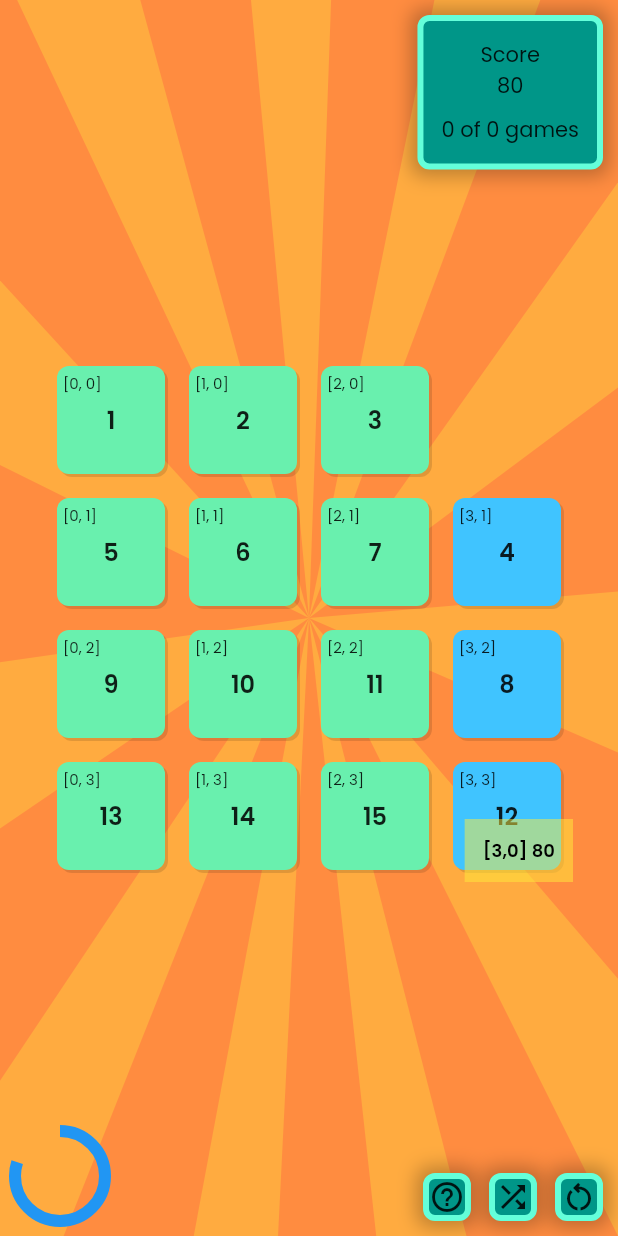
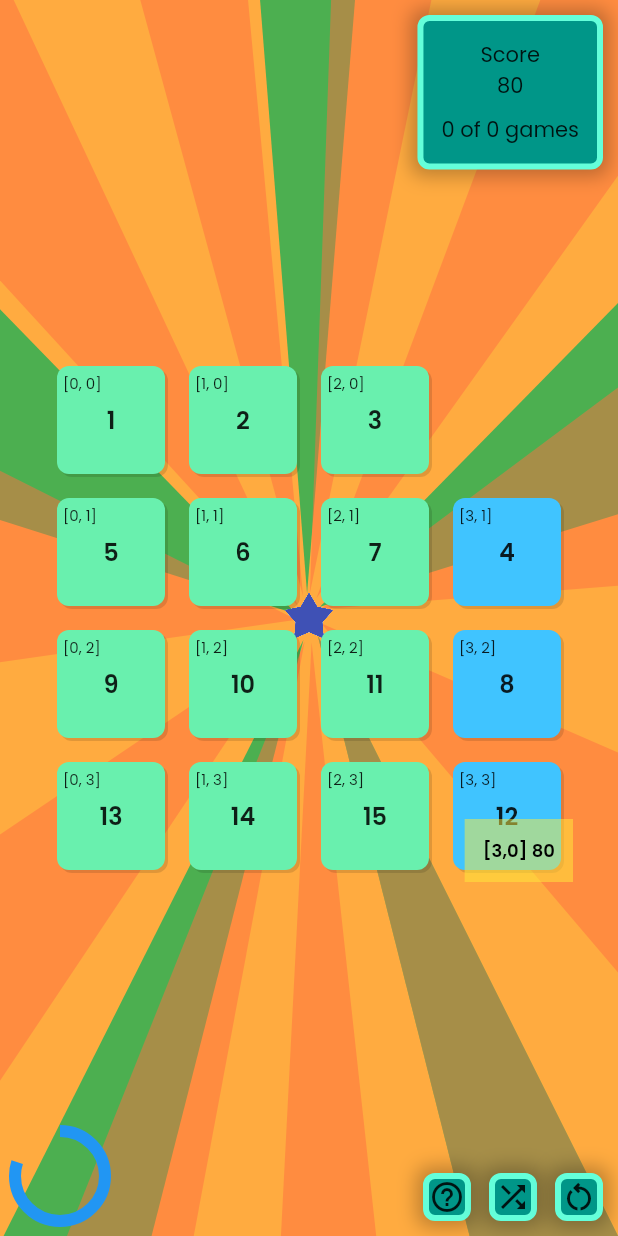
Before and after one commit to pmutisya/puzzle2, a Flutter app: the screen it shows after launch, after a tap on an icon or button, on a phone screen of 412 x 824 dp. Run offline on Flutter 3.47's test engine with Material 2 defaults, Android fonts, the phone set to English and light mode, and no system bars; missing offline and left inert: keymap.

Commit message:
update effects layers logic

```diff
--- a/lib/game_ui/effects.dart
+++ b/lib/game_ui/effects.dart
@@ -2,7 +2,19 @@ import 'dart:math';
 
 import 'package:flutter/material.dart';
 
+import 'effects_widgets.dart';
+
 Random random = Random();
+
+double outerClamp(double x) {
+  if (.5 < x && x < .5) {
+    x += (x < 0)? -.51 : .51;
+  }
+  return x;
+}
+Alignment outerClampAlignment(Alignment alignment) {
+ return Alignment(outerClamp(alignment.x), outerClamp(alignment.y));
+}
 
 class Shapes {
   static Path getStar(int spokes, Offset center, double outerRadius, double innerRadius) {
@@ -30,27 +42,30 @@ class Shapes {
 }
 
 class StarsPainter extends CustomPainter {
-  final List<Alignment> stars;
+  final List<Alignment> offsets;
   final Paint starPaint;
   final Color color;
   final double radius;
 
-  StarsPainter(this.stars, {this.color = Colors.white, this.radius = 1.0}) :
-        starPaint = Paint()..color = color..style = PaintingStyle.fill;
+  StarsPainter(this.offsets, {this.color = Colors.white, this.radius = 1.0}) :
+    starPaint = Paint()..color = color..style = PaintingStyle.fill;
 
   @override
   void paint(Canvas canvas, Size size) {
     double w = size.width, h = size.height;
-    double rx = w/2, ry = h/2;
+    double rx = w*2, ry = h*2;
     Offset c = size.center(Offset.zero);
 
     double ss = size.shortestSide;
     double outerRadius = ss/25, innerRadius = ss/45;
 
-    starPaint.color = color.withOpacity(radius);
+    starPaint.color = color;//.withOpacity(radius);
 
-    for (Alignment s in stars) {
-      Offset center = Offset(c.dx + s.x * rx * radius, c.dy + s.y * ry * radius);
+    for (int k = 0; k < offsets.length; k++) {
+      Alignment offset = offsets[k];
+      // double mx = 1/offset.x, my = 1/offset.y;
+      // Offset center = Offset(c.dx + s.x * rx * radius, c.dy + s.y * ry * radius);
+      Offset center = Offset(c.dx + offset.x*rx*radius, c.dy + offset.y*ry*radius);
       Path star = Shapes.getStar(5, center, outerRadius, innerRadius);
       canvas.drawPath(star, starPaint);
     }
@@ -60,8 +75,8 @@ class StarsPainter extends CustomPainter {
   bool shouldRepaint(covariant CustomPainter oldDelegate) {
     return true;
   }
+}
 
-}
 class BeamsPainter extends CustomPainter {
   final int beams;
   // final List<double> thetas;
@@ -73,8 +88,11 @@ class BeamsPainter extends CustomPainter {
 
   final double innerRadius;
 
+  final double startingAngle;
+
   BeamsPainter({this.angle = 0.0, this.beams = 5, this.color = Colors.red,
-    this.center = Alignment.center, this.innerRadius = 0.01}):
+    this.startingAngle = pi/4, this.center = Alignment.center,
+    this.innerRadius = 0.01}):
   // thetas = List.generate(beams, (index) => random.nextDouble()*pi/8),
         beamPaint = Paint()..style = PaintingStyle.fill..color = color;
 
@@ -88,7 +106,7 @@ class BeamsPainter extends CustomPainter {
     canvas.save();
     canvas.clipRect(rect);
     rx = w*2; ry = h*2;
-    double sa = pi/4 + angle;
+    double sa = startingAngle + angle;
 
     for (int k = 0; k < beams; k++) {
       Path beam = Path();
@@ -124,21 +142,33 @@ class _BeamTesterState extends State<BeamTester> with SingleTickerProviderStateM
   Tween<double> angleTween = Tween(begin: 0.0, end: pi);
   ColorTween colorTween = ColorTween(begin: Colors.green, end: Colors.red);
 
-  late List<Alignment> stars, blueStars;
+  // late List<Alignment> stars, blueStars;
+  // late List<double> angles, blueAngles;
+  late List<Alignment> alignments, blueAlignments;
+
+  late GlobalKey<StarsFieldState> starKey;
 
   @override
   void initState() {
     super.initState();
-    _controller = AnimationController(vsync: this, duration: const Duration(milliseconds: 500));
+    _controller = AnimationController(vsync: this, duration: const Duration(milliseconds: 1500));
     _controller.addListener(() {setState(() {
     });});
-    stars = []; blueStars = [];
-    for (int k = 0; k < 20; k++) {
-      stars.add(Alignment(random.nextDouble()*2 - 1, random.nextDouble()*2 - 1));
-    }
-    for (int k = 0; k < 5; k++) {
-      blueStars.add(Alignment(random.nextDouble()*2 - 1, random.nextDouble()*2 - 1));
-    }
+
+    alignments = List.generate(20, (index) => Alignment(outerClamp(random.nextDouble()*2 - 1),
+        outerClamp(random.nextDouble()*2 - 1)));
+    blueAlignments = List.generate(5, (index) => Alignment(outerClamp(random.nextDouble()*2 - 1),
+        outerClamp(random.nextDouble()*2 - 1)));
+
+    starKey = GlobalKey();
+
+    // stars = []; blueStars = [];
+    // for (int k = 0; k < 20; k++) {
+    //   stars.add(Alignment(random.nextDouble()*2 - 1, random.nextDouble()*2 - 1));
+    // }
+    // for (int k = 0; k < 5; k++) {
+    //   blueStars.add(Alignment(random.nextDouble()*2 - 1, random.nextDouble()*2 - 1));
+    // }
   }
 
   @override
@@ -157,30 +187,39 @@ class _BeamTesterState extends State<BeamTester> with SingleTickerProviderStateM
             color: Colors.orangeAccent,
             width: double.infinity, height: double.infinity,
           ),
-          CustomPaint(
-            painter: BeamsPainter(
-              innerRadius: innerRadiusTween.evaluate(_controller),
-              angle: angleTween.evaluate(_controller),
-              color: colorTween.evaluate(_controller)!,
-            ),
-          ),
-          CustomPaint(
-            painter: BeamsPainter(
-              beams: 11,
-              angle: angleTween.evaluate(_controller),
-              innerRadius: 0, color: Colors.deepOrangeAccent.withOpacity(.5),
-            ),
-          ),
-          CustomPaint(
-            painter: StarsPainter(stars, radius: _controller.value),
-          ),
-          CustomPaint(
-            painter: StarsPainter(blueStars, color: Colors.indigo, radius: _controller.value),
-          )
+          // CustomPaint(
+          //   painter: BeamsPainter(
+          //     innerRadius: innerRadiusTween.evaluate(_controller),
+          //     angle: angleTween.evaluate(_controller),
+          //     color: colorTween.evaluate(_controller)!,
+          //   ),
+          // ),
+          // CustomPaint(
+          //   painter: BeamsPainter(
+          //     beams: 11,
+          //     angle: angleTween.evaluate(_controller),
+          //     innerRadius: 0, color: Colors.deepOrangeAccent.withOpacity(.5),
+          //   ),
+          // ),
+          // CustomPaint(
+          //   painter: StarsPainter(1, radius: _controller.value),
+          // ),
+          // CustomPaint(
+          //   painter: StarsPainter(5, color: Colors.indigo, radius: _controller.value),
+          // )
+          BeamsEffect(progress: _controller.value, reverse: true, color: Colors.blue,
+            numberOfBeams: 3, startingAngle: 0,),
+          BeamsEffect(progress: _controller.value, numberOfBeams: 11,
+            innerRadius: _controller.value/1000,
+            color: Colors.deepOrangeAccent.withOpacity(.5),),
+          BeamsEffect(progress: 2*_controller.value, reverse: true, numberOfBeams: 5,),
+          StarsField(progress: _controller.value, starCount: 10, starColor: Colors.white,),
+          StarsField(progress: _controller.value,starCount: 5, key: starKey, starColor: Colors.indigo,)
         ],
       ),
       floatingActionButton: FloatingActionButton(child: const Icon(Icons.play_arrow),
-        onPressed: () { _controller.forward(from: 0);},),
+        onPressed: () {
+          _controller.forward(from: 0);},),
     );
   }
 }
--- /dev/null
+++ b/lib/game_ui/effects_widgets.dart
@@ -0,0 +1,71 @@
+import 'package:flutter/material.dart';
+
+import 'dart:math' show pi;
+
+import 'effects.dart';
+
+class StarsField extends StatefulWidget {
+  final double progress;
+  final int starCount;
+  final Color starColor;
+  const StarsField({required this.progress,
+    this.starColor = Colors.white, this.starCount = 5, Key? key}) : super(key: key);
+
+  @override
+  State<StarsField> createState() => StarsFieldState();
+}
+
+class StarsFieldState extends State<StarsField> {
+  List<Alignment> alignments = [];
+
+  @override
+  void initState() {
+    super.initState();
+
+    for (int k =0; k < widget.starCount; k++) {
+      alignments.add(Alignment(outerClamp(random.nextDouble()*2 - 1),
+          outerClamp(random.nextDouble()*2 - 1)));
+    }
+  }
+
+  @override
+  Widget build(BuildContext context) {
+    return CustomPaint(
+      painter: StarsPainter(alignments, radius: widget.progress, color: widget.starColor),
+    );
+  }
+}
+
+class BeamsEffect extends StatefulWidget {
+  final double progress;
+  final Color color;
+  final int numberOfBeams;
+  final Alignment alignment;
+  final double innerRadius;
+  final bool reverse;
+  final double startingAngle;
+
+  const BeamsEffect({Key? key, this.progress = 0,
+    this.color = Colors.red, this.numberOfBeams = 5, this.innerRadius = .001,
+    this.reverse = false, this.startingAngle = pi/4,
+    this.alignment = Alignment.center}) :
+      // assert(angle >= 0 && angle <= 2.0*pi, 'Angle must be between 0 and 2𝞹'),
+      super(key: key);
+
+  @override
+  State<BeamsEffect> createState() => _BeamsEffectState();
+}
+
+class _BeamsEffectState extends State<BeamsEffect> {
+
+
+  @override
+  Widget build(BuildContext context) {
+    double angle = widget.reverse? 2.0*pi*(1 - widget.progress) : 2.0*pi*widget.progress;
+    return CustomPaint(
+      painter: BeamsPainter(angle: angle, beams: widget.numberOfBeams,
+          color: widget.color, innerRadius: 0.01, center: widget.alignment,
+          startingAngle: widget.startingAngle),
+    );
+  }
+}
--- a/lib/game_ui/game_widgets.dart
+++ b/lib/game_ui/game_widgets.dart
@@ -4,6 +4,7 @@ import 'package:puzzle2/game_ui/game_controller.dart';
 
 import '../domain.dart';
 import 'effects.dart';
+import 'effects_widgets.dart';
 
 BoxDecoration getBoxDecoration() {
   return BoxDecoration(
@@ -305,26 +306,17 @@ class _GameEffectLayerState extends State<GameEffectLayer>
           color: Colors.orangeAccent,
           width: double.infinity, height: double.infinity,
         ),
-        CustomPaint(
-          painter: BeamsPainter(
-            innerRadius: innerRadiusTween.evaluate(_controller),
-            angle: angleTween.evaluate(_controller),
-            color: colorTween.evaluate(_controller)!,
-          ),
+        BeamsEffect(
+          innerRadius: innerRadiusTween.evaluate(_controller),
+          progress: _controller.value,
+          color: colorTween.evaluate(_controller)!,
         ),
-        CustomPaint(
-          painter: BeamsPainter(
-            beams: 11,
-            angle: angleTween.evaluate(_controller),
-            innerRadius: 0, color: Colors.deepOrangeAccent.withOpacity(.5),
-          ),
+        BeamsEffect(
+          numberOfBeams: 11, progress: _controller.value,
+          innerRadius: 0, color: Colors.deepOrangeAccent.withOpacity(.5),
         ),
-        CustomPaint(
-          painter: StarsPainter(stars, radius: _controller.value),
-        ),
-        CustomPaint(
-          painter: StarsPainter(blueStars, color: Colors.indigo, radius: _controller.value),
-        )
+        StarsField(progress: _controller.value, starCount: 20,),
+        StarsField(progress: _controller.value, starCount: 10, starColor: Colors.indigo,),
       ],
     );
   }
--- a/lib/main.dart
+++ b/lib/main.dart
@@ -49,13 +49,12 @@ class _GameAppState extends State<GameApp> with SingleTickerProviderStateMixin {
 
   @override
   Widget build(BuildContext context) {
-    return KeyboardWidget(bindings: const [],
-      child: Material(
-          child: Stack(
-            children: const [
-              GameApplication()
-            ],
-          ),
-      ));
+    return Material(
+        child: Stack(
+          children: const [
+            GameApplication()
+          ],
+        ),
+    );
   }
 }
```
Also changed, not shown: lib/game_ui/game_application.dart (+7 -0 lines).
